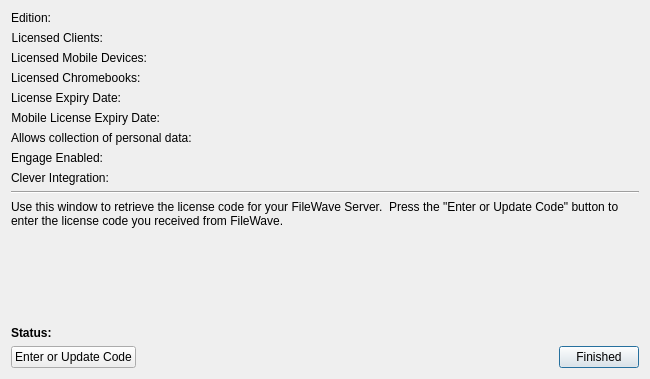
Old version of the form FWAdminLib/EditActivationCodesDlg.ui in the repository fw-dev/translations.
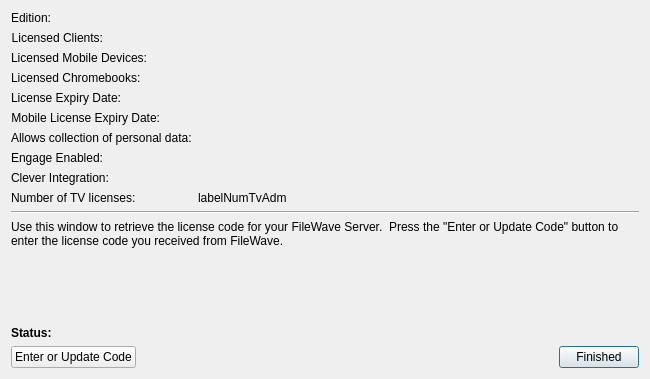
New version of the form.

What changed in the file:
```diff
--- a/FWAdminLib/EditActivationCodesDlg.ui
+++ b/FWAdminLib/EditActivationCodesDlg.ui
@@ -212,6 +212,22 @@
          </property>
         </widget>
        </item>
+
+       <item row="9" column="0">
+        <widget class="QLabel" name="label_12">
+         <property name="text">
+          <string>Number of TV licenses:</string>
+         </property>
+        </widget>
+       </item>
+       <item row="9" column="1">
+        <widget class="QLabel" name="labelNumTvAdm">
+         <property name="text">
+          <string>labelNumTvAdm</string>
+         </property>
+        </widget>
+       </item>
+
       </layout>
      </item>
      <item>
```
